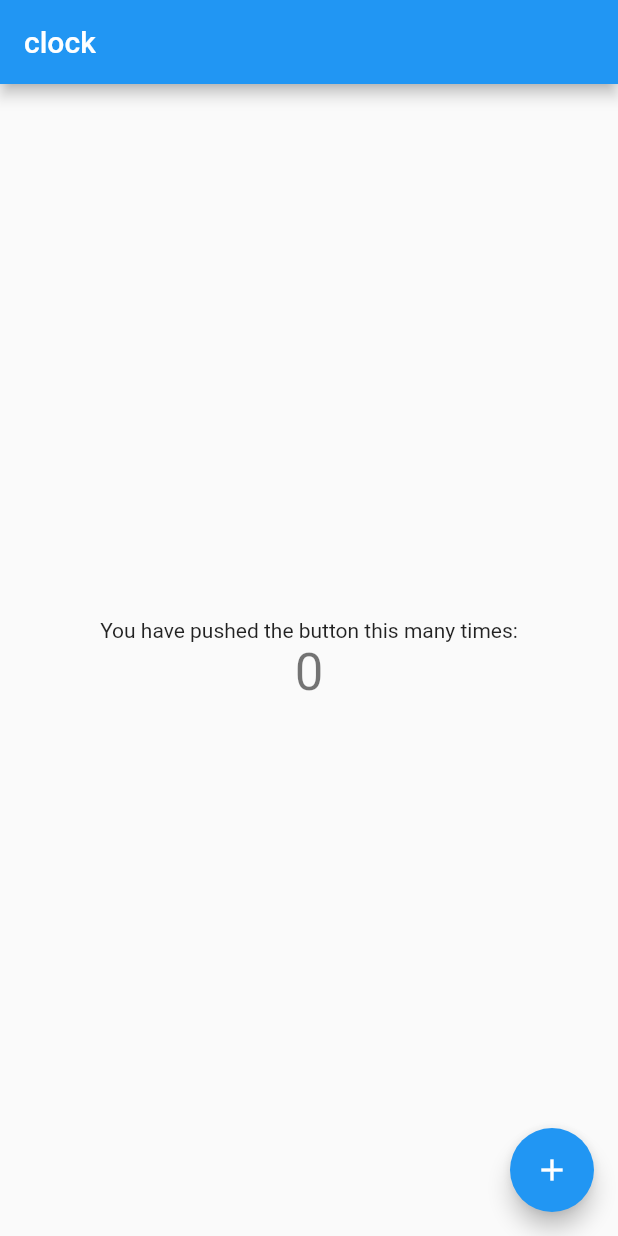
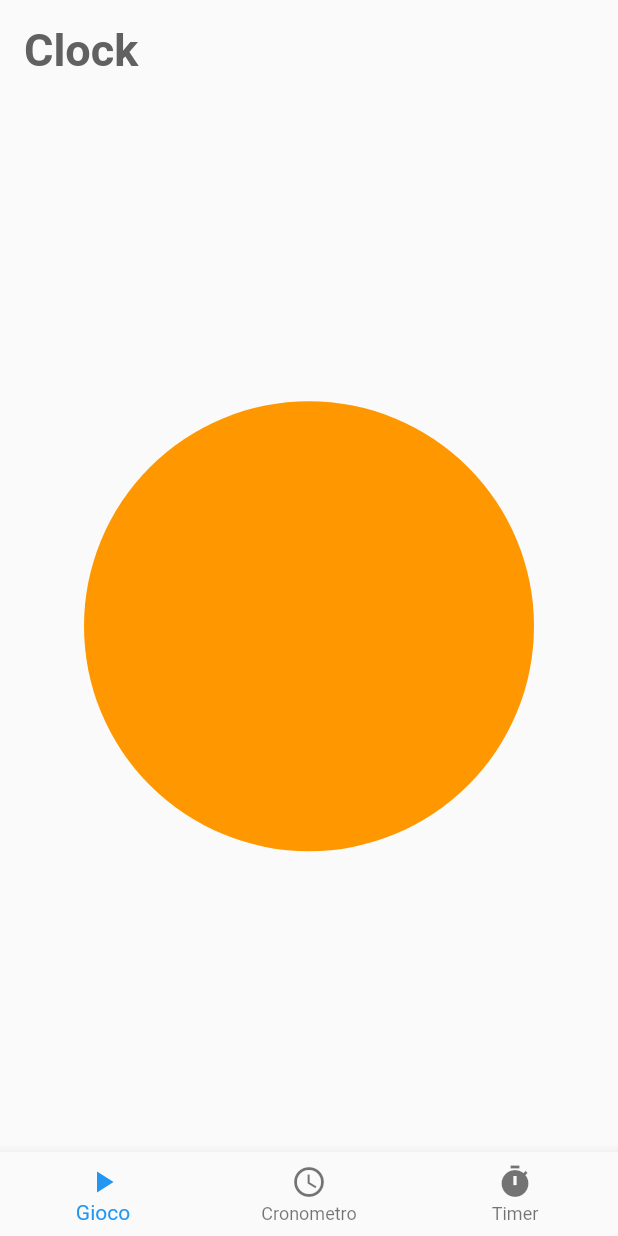
Before and after one commit to filippoveggo/TPSIT2020, a Flutter app: the screen it shows after launch, on a phone screen of 412 x 824 dp. Run offline on Flutter 3.47's test engine with Material 2 defaults, Android fonts, the phone set to English and light mode, and no system bars.

Commit message:
changed ui

```diff
--- a/gioco_cronometro/lib/main.dart
+++ b/gioco_cronometro/lib/main.dart
@@ -1,7 +1,15 @@
 import 'package:flutter/material.dart';
+import 'package:flutter/services.dart';
 import 'package:gioco_cronometro/pages/home.dart';
 
 void main() {
+  SystemChrome.setSystemUIOverlayStyle(
+    SystemUiOverlayStyle(
+      statusBarColor: Colors.transparent,
+      statusBarIconBrightness: Brightness.dark
+    ),
+  );
+
   runApp(MyApp());
 }
 
@@ -10,7 +18,7 @@ class MyApp extends StatelessWidget {
   @override
   Widget build(BuildContext context) {
     return MaterialApp(
-          title: 'Flutter Demo',
+      title: 'Gioco',
       theme: ThemeData(
         // This is the theme of your application.
         //
--- a/gioco_cronometro/lib/pages/home.dart
+++ b/gioco_cronometro/lib/pages/home.dart
@@ -3,7 +3,6 @@ import 'package:flutter/material.dart';
 import 'package:flutter/rendering.dart';
 
 class HomePage extends StatefulWidget {
-
   // This widget is the home page of your application. It is stateful, meaning
   // that it has a State object (defined below) that contains fields that affect
   // how it looks.
@@ -40,46 +39,70 @@ class _HomePageState extends State<HomePage> {
     // fast, so that you can just rebuild anything that needs updating rather
     // than having to individually change instances of widgets.
     return Scaffold(
-      appBar: AppBar(
-        // Here we take the value from the MyHomePage object that was created by
-        // the App.build method, and use it to set our appbar title.
-        title: Text("clock"),
+      body: Column(
+        crossAxisAlignment: CrossAxisAlignment.stretch,
+        children: [
+          SafeArea(
+            child: Padding(
+              padding: const EdgeInsets.all(16.0),
+              child: Text(
+                "Clock",
+                style: TextStyle(
+                  color: Colors.grey[700],
+                  fontWeight: FontWeight.bold,
+                  fontSize: 30,
+                ),
+              ),
+            ),
+          ),
+          Spacer(),
+          Container(
+            width: 300.0,
+            height: 300.0,
+            decoration: new BoxDecoration(
+              color: Colors.orange,
+              shape: BoxShape.circle,
+            ),
+          ),
+          Spacer(),
+        ],
       ),
-      body: Center(
-        // Center is a layout widget. It takes a single child and positions it
-        // in the middle of the parent.
-        child: Column(
-          // Column is also a layout widget. It takes a list of children and
-          // arranges them vertically. By default, it sizes itself to fit its
-          // children horizontally, and tries to be as tall as its parent.
-          //
-          // Invoke "debug painting" (press "p" in the console, choose the
-          // "Toggle Debug Paint" action from the Flutter Inspector in Android
-          // Studio, or the "Toggle Debug Paint" command in Visual Studio Code)
-          // to see the wireframe for each widget.
-          //
-          // Column has various properties to control how it sizes itself and
-          // how it positions its children. Here we use mainAxisAlignment to
-          // center the children vertically; the main axis here is the vertical
-          // axis because Columns are vertical (the cross axis would be
-          // horizontal).
-          mainAxisAlignment: MainAxisAlignment.center,
-          children: <Widget>[
-            Text(
-              'You have pushed the button this many times:',
+      bottomNavigationBar: BottomAppBar(
+        shape: AutomaticNotchedShape(
+          RoundedRectangleBorder(
+            borderRadius: BorderRadius.only(
+              topLeft: Radius.circular(20),
+              topRight: Radius.circular(20),
             ),
-            Text(
-              '$_counter',
-              style: Theme.of(context).textTheme.headline4,
+          ),
+          RoundedRectangleBorder(
+            borderRadius: BorderRadius.all(
+              Radius.circular(20),
+            ),
+          ),
+        ),
+        //shape: CircularNotchedRectangle(),
+        color: Colors.blueGrey,
+        notchMargin: 2.0,
+        clipBehavior: Clip.antiAlias,
+        child: BottomNavigationBar(
+          items: [
+            BottomNavigationBarItem(
+              icon: Icon(Icons.play_arrow),
+              label: "Gioco",
+            ),
+            BottomNavigationBarItem(
+              icon: Icon(Icons.access_time),
+              label: "Cronometro",
+            ),
+            BottomNavigationBarItem(
+              icon: Icon(Icons.timer),
+              label: "Timer",
             ),
           ],
+          //onTap: ,
         ),
       ),
-      floatingActionButton: FloatingActionButton(
-        onPressed: _incrementCounter,
-        tooltip: 'Increment',
-        child: Icon(Icons.add),
-      ), // This trailing comma makes auto-formatting nicer for build methods.
     );
   }
 }
```
Lines whose indentation alone changed are shown as unchanged.
